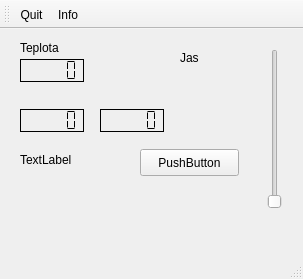
maruncz/RaspberryPI-tablet, file RaspberryPI/mainwindow.ui: the form before one commit.
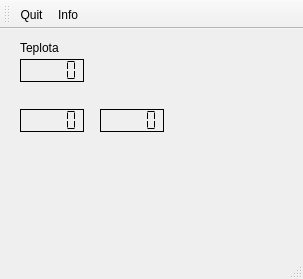
The form after the commit. Icons and pictures are not drawn.

Commit message: On branch master 	modified:   PCB/eagle.epf 	modified:   RaspberryPI/mainwindow.cpp 	modified:   RaspberryPI/mainwindow.h 	modified:   RaspberryPI/mainwindow.ui 	modified:   RaspberryPI/rpi.cpp 	modified:   RaspberryPI/rpi.h

Patch:
```diff
--- a/RaspberryPI/mainwindow.ui
+++ b/RaspberryPI/mainwindow.ui
@@ -84,58 +84,6 @@
      <string>Teplota</string>
     </property>
    </widget>
-   <widget class="QSlider" name="verticalSlider">
-    <property name="geometry">
-     <rect>
-      <x>260</x>
-      <y>20</y>
-      <width>29</width>
-      <height>160</height>
-     </rect>
-    </property>
-    <property name="orientation">
-     <enum>Qt::Vertical</enum>
-    </property>
-   </widget>
-   <widget class="QLabel" name="label">
-    <property name="geometry">
-     <rect>
-      <x>180</x>
-      <y>20</y>
-      <width>67</width>
-      <height>17</height>
-     </rect>
-    </property>
-    <property name="text">
-     <string>Jas</string>
-    </property>
-   </widget>
-   <widget class="QLabel" name="label_3">
-    <property name="geometry">
-     <rect>
-      <x>20</x>
-      <y>120</y>
-      <width>67</width>
-      <height>21</height>
-     </rect>
-    </property>
-    <property name="text">
-     <string>TextLabel</string>
-    </property>
-   </widget>
-   <widget class="QPushButton" name="pushButton">
-    <property name="geometry">
-     <rect>
-      <x>140</x>
-      <y>120</y>
-      <width>99</width>
-      <height>27</height>
-     </rect>
-    </property>
-    <property name="text">
-     <string>PushButton</string>
-    </property>
-   </widget>
   </widget>
   <widget class="QMenuBar" name="menuBar">
    <property name="geometry">
```
Left out of the diff: 2 changed lines with no effect on the pictures. The commit also changes 5 other files.
